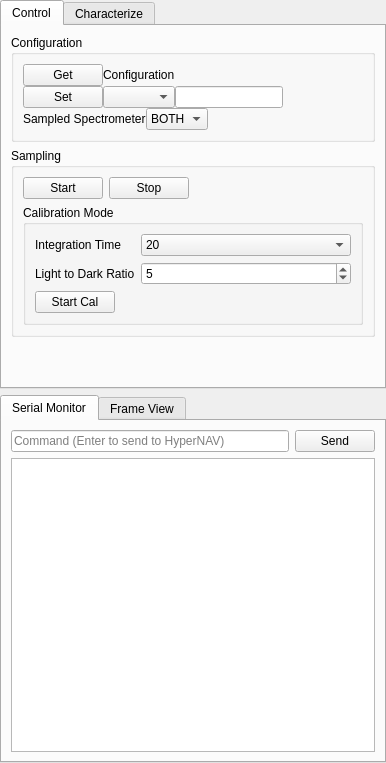
This is inlinino/resources/widget_hypernavcal.ui in OceanOptics/Inlinino as Qt 5 draws it before an edit. The edited form follows.
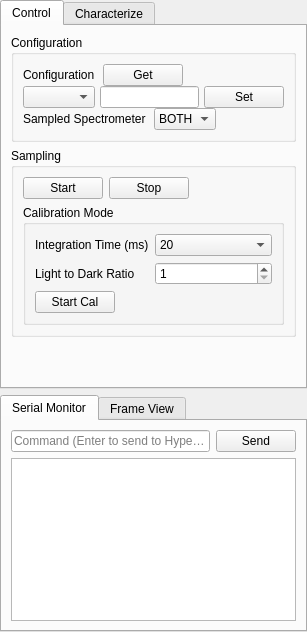
This is the edited form. The open tabs and pages were chosen to show the change.

Diff of the .ui file:
```diff
--- a/inlinino/resources/widget_hypernavcal.ui
+++ b/inlinino/resources/widget_hypernavcal.ui
@@ -6,8 +6,8 @@
    <rect>
     <x>0</x>
     <y>0</y>
-    <width>386</width>
-    <height>763</height>
+    <width>307</width>
+    <height>632</height>
    </rect>
   </property>
   <property name="windowTitle">
@@ -56,6 +56,16 @@
           </property>
           <item>
            <layout class="QHBoxLayout" name="horizontalLayout_2">
+            <property name="spacing">
+             <number>5</number>
+            </property>
+            <item>
+             <widget class="QLabel" name="label_16">
+              <property name="text">
+               <string>Configuration </string>
+              </property>
+             </widget>
+            </item>
             <item>
              <widget class="QPushButton" name="ctrl_get_cfg">
               <property name="enabled">
@@ -66,13 +76,6 @@
               </property>
              </widget>
             </item>
-            <item>
-             <widget class="QLabel" name="label_16">
-              <property name="text">
-               <string>Configuration</string>
-              </property>
-             </widget>
-            </item>
             <item>
              <spacer name="horizontalSpacer_2">
               <property name="orientation">
@@ -93,19 +96,22 @@
           </item>
           <item>
            <layout class="QHBoxLayout" name="horizontalLayout_3">
-            <item>
-             <widget class="QPushButton" name="ctrl_set_cfg">
-              <property name="text">
-               <string>Set</string>
-              </property>
-             </widget>
-            </item>
+            <property name="spacing">
+             <number>5</number>
+            </property>
             <item>
              <widget class="QComboBox" name="ctrl_set_parameter"/>
             </item>
             <item>
              <widget class="QLineEdit" name="ctrl_set_value"/>
             </item>
+            <item>
+             <widget class="QPushButton" name="ctrl_set_cfg">
+              <property name="text">
+               <string>Set</string>
+              </property>
+             </widget>
+            </item>
             <item>
              <spacer name="horizontalSpacer_3">
               <property name="orientation">
@@ -126,10 +132,13 @@
           </item>
           <item>
            <layout class="QHBoxLayout" name="horizontalLayout_4">
+            <property name="spacing">
+             <number>5</number>
+            </property>
             <item>
              <widget class="QLabel" name="label_3">
               <property name="text">
-               <string>Sampled Spectrometer</string>
+               <string>Sampled Spectrometer </string>
               </property>
              </widget>
             </item>
@@ -222,12 +231,15 @@
              <item row="0" column="0">
               <widget class="QLabel" name="label">
                <property name="text">
-                <string>Integration Time</string>
+                <string>Integration Time (ms)</string>
                </property>
               </widget>
              </item>
              <item row="0" column="1">
               <widget class="QComboBox" name="ctrl_int_time">
+               <property name="currentText">
+                <string>40</string>
+               </property>
                <item>
                 <property name="text">
                  <string>20</string>
@@ -283,7 +295,7 @@
                 <number>1</number>
                </property>
                <property name="value">
-                <number>5</number>
+                <number>1</number>
                </property>
               </widget>
              </item>
@@ -617,6 +629,9 @@
          <property name="readOnly">
           <bool>true</bool>
          </property>
+         <property name="plainText">
+          <string notr="true"/>
+         </property>
         </widget>
        </item>
       </layout>
```
Left out of the diff: 4 changed lines with no effect on the pictures.
